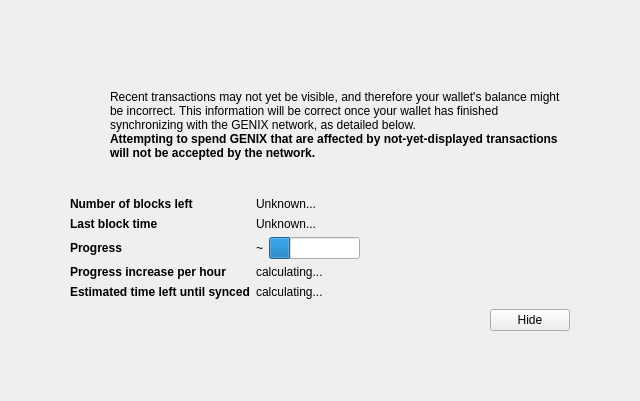
Old version of the form src/qt/forms/modaloverlay.ui in the repository genix-project/genix.
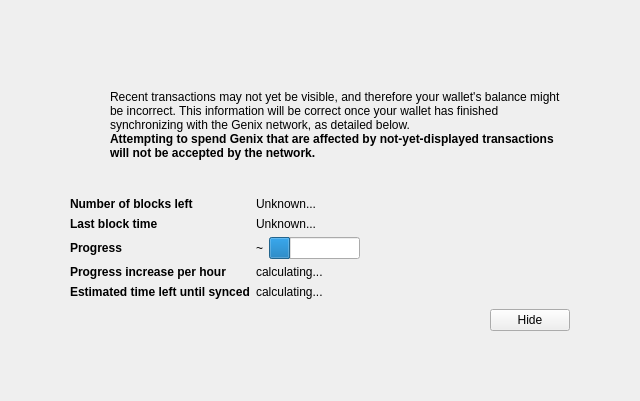
New version of the form. Icons and pictures are not drawn. Custom widgets are drawn as their Qt base class.

Commit message: update src/qt/forms GENIX & Genix so its not conflicting with ticker.

```diff
--- a/src/qt/forms/modaloverlay.ui
+++ b/src/qt/forms/modaloverlay.ui
@@ -128,7 +128,7 @@
              <item>
               <widget class="QLabel" name="infoText">
                <property name="text">
-                <string>Recent transactions may not yet be visible, and therefore your wallet's balance might be incorrect. This information will be correct once your wallet has finished synchronizing with the GENIX network, as detailed below.</string>
+                <string>Recent transactions may not yet be visible, and therefore your wallet's balance might be incorrect. This information will be correct once your wallet has finished synchronizing with the Genix network, as detailed below.</string>
                </property>
                <property name="textFormat">
                 <enum>Qt::RichText</enum>
@@ -147,7 +147,7 @@
                 </font>
                </property>
                <property name="text">
-                <string>Attempting to spend GENIX that are affected by not-yet-displayed transactions will not be accepted by the network.</string>
+                <string>Attempting to spend Genix that are affected by not-yet-displayed transactions will not be accepted by the network.</string>
                </property>
                <property name="textFormat">
                 <enum>Qt::RichText</enum>
```
The commit also changes 11 other files.
